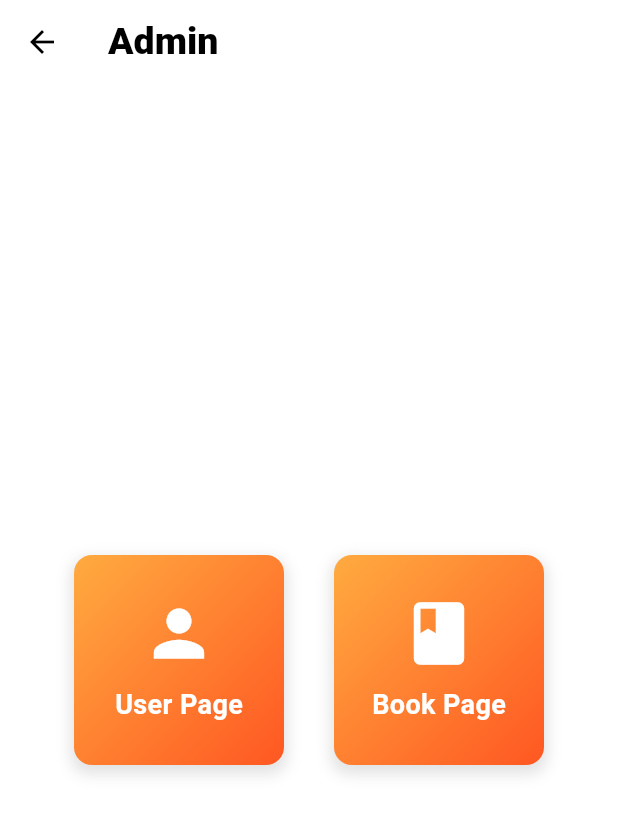
After one commit to 825220019/uts, a Flutter app: the AdminHome screen opened directly, on a phone screen of 412 x 824 dp. The commit adds this screen. Shown: the top 814 px of the screen. Run offline on Flutter 3.47's test engine with Material 3 defaults, Android fonts, the phone set to English and light mode, and no system bars; our stand-ins replace sqflite; missing offline and left inert: sqlite; accounts and stored records are empty.

Commit message:
entah keberapa

```diff
--- a/lib/database/database_connection.dart
+++ b/lib/database/database_connection.dart
@@ -2,31 +2,76 @@ import 'dart:io';
 import 'package:path/path.dart';
 import 'package:path_provider/path_provider.dart';
 import 'package:sqflite/sqflite.dart';
+import 'package:uts/modul/user.dart';
 
-class DatabaseConnection{
+class DatabaseConnection {
   static const databaseName = 'user.db';
   static const versi = 1;
 
+  // Singleton pattern
   DatabaseConnection._privateConstructor();
 
   static final DatabaseConnection instance = DatabaseConnection._privateConstructor();
 
   static Database? _db;
 
-  Future<Database> get database async{
-    if (_db !=null) return _db!;
+  // The 'database' getter will give the same instance of the database
+  Future<Database> get database async {
+    if (_db != null) return _db!;
     _db = await _initDatabase();
     return _db!;
   }
 
-  _initDatabase() async {
+  // Initialize the database
+  Future<Database> _initDatabase() async {
     Directory dataDirectory = await getApplicationDocumentsDirectory();
-    String dbPath = join(dataDirectory.path,databaseName);
+    String dbPath = join(dataDirectory.path, databaseName);
 
-    return await openDatabase(dbPath, version: versi, onCreate: await _onCreate);
+    return await openDatabase(
+      dbPath,
+      version: versi,
+      onCreate: _onCreate,
+    );
   }
 
-  Future _onCreate(Database db, int version) async{
-    await db.execute('CREATE TABLE user(userid INTEGER PRIMARY KEY AUTOINCREMENT, username TEXT NOT NULL, password TEXT NOT NULL);');
+  // Database creation
+  Future _onCreate(Database db, int version) async {
+    await db.execute(
+      'CREATE TABLE user(userid INTEGER PRIMARY KEY AUTOINCREMENT, username TEXT NOT NULL, password TEXT NOT NULL);',
+    );
+  }
+
+  // Insert data
+  Future<int> insertUser(User user) async {
+    final db = await database;
+    return await db.insert('user', user.toMap());
+  }
+
+  // Get all data
+  Future<List<User>> getUsers() async {
+    final db = await database;
+    final List<Map<String, dynamic>> result = await db.query('user');
+    return result.map((json) => User.fromMap(json)).toList();
+  }
+
+  // Update data
+  Future<int> updateUser(User user) async {
+    final db = await database;
+    return await db.update(
+      'user',
+      user.toMap(),
+      where: 'userid = ?',
+      whereArgs: [user.userid],
+    );
+  }
+
+  // Delete data
+  Future<int> deleteUser(int userid) async {
+    final db = await database;
+    return await db.delete(
+      'user',
+      where: 'userid = ?',
+      whereArgs: [userid],
+    );
   }
 }
--- /dev/null
+++ b/lib/screens/admin_home.dart
@@ -0,0 +1,128 @@
+import 'package:flutter/material.dart';
+import 'package:uts/screens/signup.dart';
+import 'package:uts/screens/viewuser.dart';
+
+class AdminHome extends StatelessWidget {
+  @override
+  Widget build(BuildContext context) {
+    return Scaffold(
+      backgroundColor: Colors.white,
+      appBar: AppBar(
+        backgroundColor: Colors.white,
+        leading: IconButton(
+          icon: Icon(Icons.arrow_back, color: Colors.black),
+          onPressed: () {
+            Navigator.pop(context);
+          },
+        ),
+        automaticallyImplyLeading: false,
+        elevation: 0,
+        title: Row(
+          mainAxisAlignment: MainAxisAlignment.spaceBetween,
+          children: [
+            Text(
+              'Admin',
+              style: TextStyle(
+                  color: Colors.black,
+                  fontWeight: FontWeight.w800,
+                  fontSize: 25),
+            ),
+          ],
+        ),
+      ),
+      body: Center(
+        child: Padding(
+          padding: const EdgeInsets.symmetric(horizontal: 16.0),
+          child: Row(
+            mainAxisAlignment: MainAxisAlignment.spaceEvenly,
+            children: [
+              // Tombol kiri dengan ikon orang
+              CustomButton(
+                icon: Icons.person,
+                label: 'User Page',
+                onPressed: () {
+                  Navigator.push(
+                    context,
+                    MaterialPageRoute(builder: (context) => ViewUser()),
+                  );
+                },
+              ),
+
+              // Tombol kanan dengan ikon buku
+              CustomButton(
+                icon: Icons.book,
+                label: 'Book Page',
+                onPressed: () {
+                  Navigator.push(
+                    context,
+                    MaterialPageRoute(builder: (context) => OurSignUp()),
+                  );
+                },
+              ),
+            ],
+          ),
+        ),
+      ),
+    );
+  }
+}
+
+class CustomButton extends StatelessWidget {
+  final IconData icon;
+  final String label;
+  final VoidCallback onPressed;
+
+  const CustomButton({
+    Key? key,
+    required this.icon,
+    required this.label,
+    required this.onPressed,
+  }) : super(key: key);
+
+  @override
+  Widget build(BuildContext context) {
+    return InkWell(
+      onTap: onPressed,
+      borderRadius: BorderRadius.circular(12),
+      child: Container(
+        width: 140,
+        height: 140,
+        decoration: BoxDecoration(
+          gradient: LinearGradient(
+            colors: [Colors.orangeAccent, Colors.deepOrange],
+            begin: Alignment.topLeft,
+            end: Alignment.bottomRight,
+          ),
+          borderRadius: BorderRadius.circular(12),
+          boxShadow: [
+            BoxShadow(
+              color: Colors.grey.withOpacity(0.3),
+              spreadRadius: 2,
+              blurRadius: 8,
+              offset: Offset(0, 4),
+            ),
+          ],
+        ),
+        child: Column(
+          mainAxisAlignment: MainAxisAlignment.center,
+          children: [
+            Icon(
+              icon,
+              size: 50,
+              color: Colors.white,
+            ),
+            SizedBox(height: 10),
+            Text(
+              label,
+              style: TextStyle(
+                color: Colors.white,
+                fontWeight: FontWeight.bold,
+                fontSize: 18,
+              ),
+            ),
+          ],
+        ),
+      ),
+    );
+  }
+}
--- /dev/null
+++ b/lib/services/user_service.dart
@@ -0,0 +1,36 @@
+import 'package:uts/database/repository.dart';
+import 'package:uts/modul/user.dart';
+
+class UserService {
+  late Repository _repository;
+
+  UserService() {
+    _repository = Repository();
+  }
+
+  get database => null;
+
+  Future<int> saveUser(User user) async {
+    return await _repository.insertData('user', user.userMap());
+  }
+
+  Future<List<User>> readAllUsers() async {
+    var usersMap = await _repository.readData('user');
+    return usersMap.map<User>((userMap) => User.fromMap(userMap)).toList();
+  }
+
+  Future<int> updateUser(String table, Map<String, dynamic> data) async {
+    var connection = await database;
+    return await connection?.update(
+      table,
+      data,
+      where: 'userid = ?',  // Pastikan query ini benar
+      whereArgs: [data['Userid']],  // Pastikan 'Userid' sesuai dengan nama kolom
+    ) ?? 0;
+  }
+
+
+  Future<int> deleteUser(int userId) async {
+    return await _repository.deleteDataById('user', userId);
+  }
+}
```
Also changed, not shown: lib/database/repository.dart (added, +48 -0 lines), lib/modul/user.dart (+8 -0 lines), lib/screens/edituser.dart (added, +161 -0 lines), lib/screens/login.dart (+15 -3 lines), lib/screens/viewuser.dart (added, +187 -0 lines), lib/modul/buku.dart (added).
